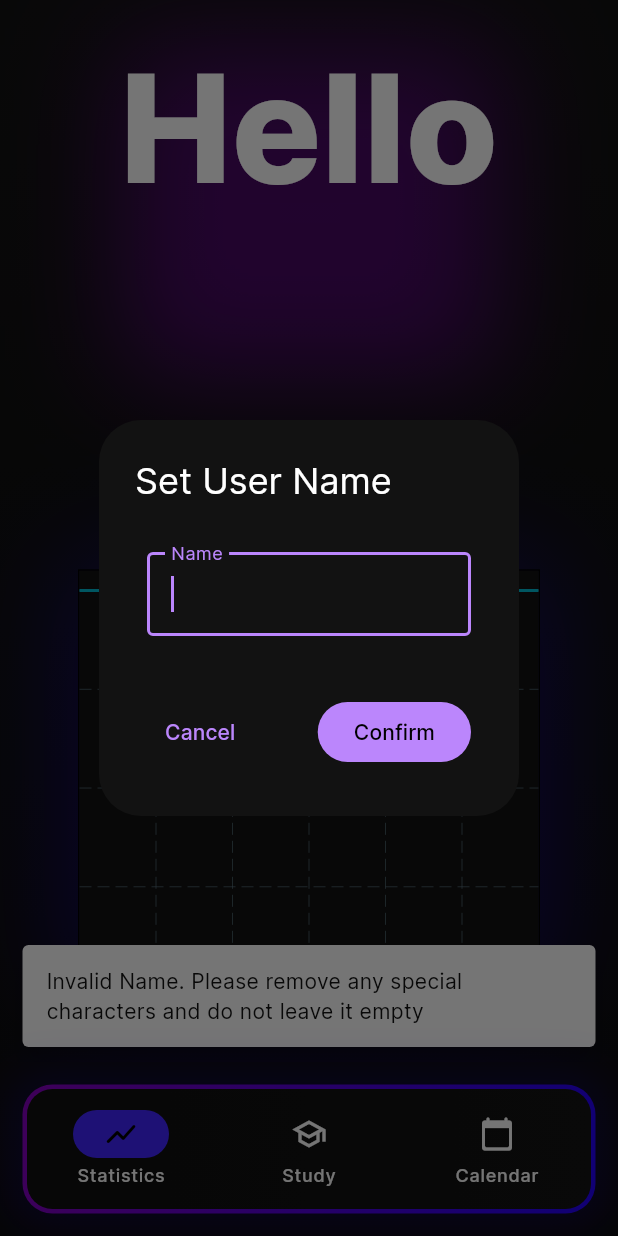
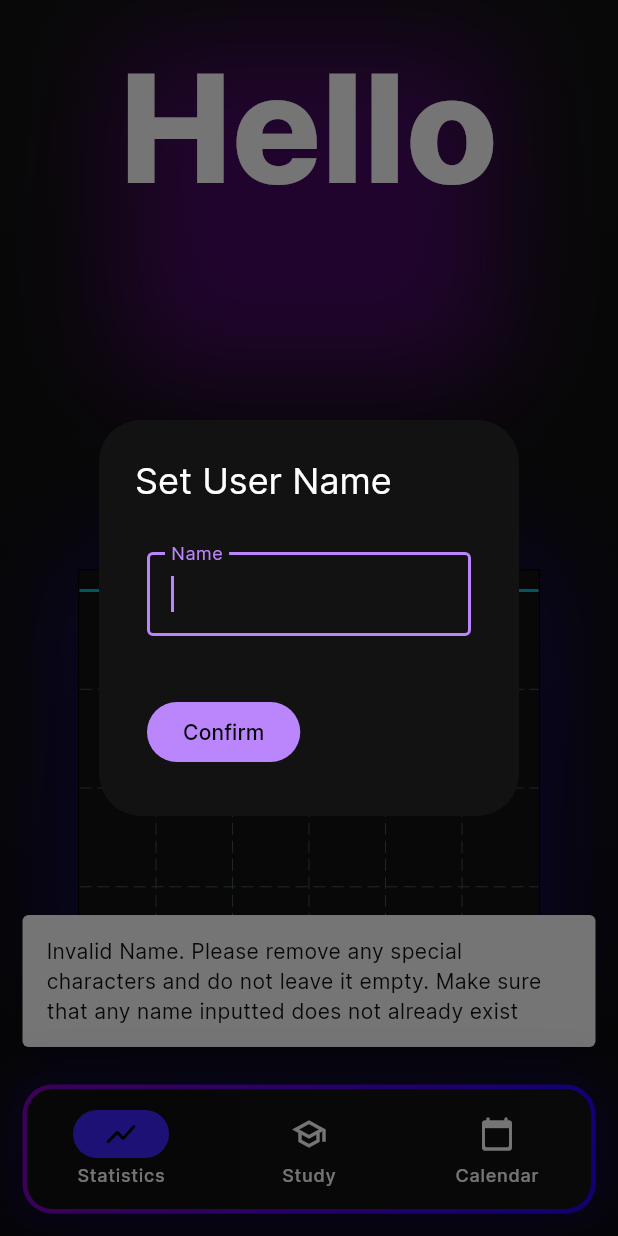
Before and after one commit to fedqq/Flutter-Study-App, a Flutter app: the screen it shows after launch, after a tap on "Confirm", on a phone screen of 412 x 824 dp. Run offline on Flutter 3.47's test engine with Material 3 defaults, Android fonts, the phone set to English and light mode, and no system bars; drawn by our look-alikes of fl_chart; our stand-ins replace file_picker, share_plus, shared_preferences; missing offline and left inert: confirm_dialog, flutter_material_color_picker, fuzzywuzzy, latext.

Commit message:
Started tests, fixed data saving

```diff
--- /dev/null
+++ b/devtools_options.yaml
@@ -0,0 +1 @@
+extensions:
--- a/lib/main.dart
+++ b/lib/main.dart
@@ -61,17 +61,19 @@
 
   @override
   void dispose() {
-    WidgetsBinding.instance.removeObserver(this);
     SaveDataManager.saveData(subjects, tasks, completedTasks);
     StudyStatistics.save();
+
+    WidgetsBinding.instance.removeObserver(this);
     super.dispose();
   }
 
   @override
   void initState() {
     loadData();
+
+    WidgetsBinding.instance.addObserver(this);
     super.initState();
-    WidgetsBinding.instance.addObserver(this);
   }
 
   void loadData() async {
--- a/lib/pages/splash_screen.dart
+++ b/lib/pages/splash_screen.dart
@@ -28,7 +28,10 @@
   void pushMain(BuildContext context) {
     Future.delayed(
       Durations.long1,
-      () => Navigator.pushReplacement(
+      () {
+        Navigator.pop(context);
+
+        return Navigator.push(
           context,
           PageRouteBuilder(
             transitionDuration: Durations.extralong3,
@@ -49,7 +52,8 @@
             },
             pageBuilder: (_, __, ___) => const NavigationPage(title: 'Study Help App'),
           ),
-      ),
+        );
+      },
     );
   }
 
--- a/lib/pages/stats_page.dart
+++ b/lib/pages/stats_page.dart
@@ -19,6 +19,8 @@
   bool showingNameInput = false;
   late AnimationController controller;
   late Animation<double> animation;
+
+  ExFabController exFabController = ExFabController();
 
   @override
   void dispose() {
@@ -50,7 +52,15 @@
   }
 
   void editUserName() async {
-    String name = await singleInputDialog(context, 'Change Username', InputType(name: 'Username')) ?? '';
+    String name = await singleInputDialog(
+          context,
+          'Change Username',
+          InputType(
+            name: 'Username',
+            initialValue: StudyStatistics.userName,
+          ),
+        ) ??
+        '';
     if (name == '') return;
     setState(() {
       StudyStatistics.userName = name;
@@ -59,9 +69,12 @@
 
   @override
   Widget build(BuildContext context) {
-    WidgetsBinding.instance.addPostFrameCallback((_) {
+    WidgetsBinding.instance.addPostFrameCallback(
+      (_) {
+        Future.delayed(
+          Durations.extralong1,
+          () async {
             if (StudyStatistics.userName == '') {
-        Future.delayed(Durations.extralong1, () async {
               if (showingNameInput) return;
 
               showingNameInput = true;
@@ -70,13 +83,21 @@
               String name = await res ?? '';
               setState(() => StudyStatistics.userName = name);
               showingNameInput = false;
-        });
             }
-    });
+          },
+        );
+      },
+    );
 
     controller.forward();
 
-    ExFabController exFabController = ExFabController();
+    ExpandableFab fab = ExpandableFab(
+      controller: exFabController,
+      children: [
+        ActionButton(onPressed: editUserName, icon: const Icon(Icons.person_rounded)),
+        ActionButton(onPressed: setDailyGoal, icon: const Icon(Icons.flag_rounded)),
+      ],
+    );
 
     return SafeArea(
       child: GestureDetector(
@@ -84,13 +105,7 @@
         child: Scaffold(
           extendBodyBehindAppBar: true,
           backgroundColor: Colors.transparent,
-          floatingActionButton: ExpandableFab(
-            controller: exFabController,
-            children: [
-              ActionButton(onPressed: editUserName, icon: const Icon(Icons.person_rounded)),
-              ActionButton(onPressed: setDailyGoal, icon: const Icon(Icons.flag_rounded)),
-            ],
-          ),
+          floatingActionButton: fab,
           body: Column(
             children: [
               AnimatedBuilder(
--- a/lib/states/flashcard.dart
+++ b/lib/states/flashcard.dart
@@ -1,3 +1,5 @@
+import 'dart:developer' as developer;
+
 class FlashCard {
   late String name;
   late String meaning;
@@ -6,10 +8,11 @@
   FlashCard(this.name, this.meaning, this.learned);
 
   @override
-  String toString() => '$name<>$meaning<>${learned.toString()}}';
+  String toString() => '$name<>$meaning<>${learned.toString()}';
 
   static FlashCard fromString(String str) {
     var split = str.split('<>');
+    developer.log(split.toString());
 
     return FlashCard(split[0], split[1], bool.parse(split[2]));
   }
--- a/lib/states/subject.dart
+++ b/lib/states/subject.dart
@@ -1,5 +1,8 @@
 import "package:flutter/material.dart";
 import "package:flutter_application_1/states/topic.dart";
+
+// ignore: unused_import
+import 'dart:developer' as developer;
 
 class Subject {
   String name = 'Default';
@@ -15,7 +18,7 @@
   @override
   String toString() {
     String ret = '${name}__${color.value}///';
-    if (topics.isEmpty) {
+    if (topics.isNotEmpty) {
       for (Topic topic in topics) {
         ret += '${topic.toString()}]';
       }
@@ -31,6 +34,7 @@
     String name;
     String color;
     [name, color] = nameStr.split('__');
+
     if (topicsStr.isEmpty) return Subject(name, Color(int.parse(color)));
     List<String> topicsData = topicsStr.split(']');
     List<Topic> topics = List.generate(topicsData.length - 1, (i) => Topic.fromString(topicsData[i]));
--- /dev/null
+++ b/lib/states/test.dart
@@ -0,0 +1,13 @@
+class TestCard {
+  String meaning;
+  String name;
+  String origin;
+
+  TestCard(this.name, this.meaning, this.origin);
+}
+
+class Test {
+  Map<TestCard, bool> cards;
+
+  Test(this.cards);
+}
--- a/lib/states/topic.dart
+++ b/lib/states/topic.dart
@@ -27,8 +27,7 @@
 
     String name = split[0];
     Topic finalTopic = Topic(name);
-    String cards = split[1];
-    if (cards != '') {
+    if (split.length != 1) {
       List<String> cards = split[1].split(';');
       for (String cardString in cards) {
         finalTopic.addCard(FlashCard.fromString(cardString));
--- a/lib/utils/expandable_fab.dart
+++ b/lib/utils/expandable_fab.dart
@@ -1,3 +1,6 @@
+// ignore: unused_import
+import 'dart:developer' as developer;
+
 import 'package:flutter/material.dart';
 import 'package:flutter_application_1/utils/gradient_widgets.dart';
 
@@ -8,7 +11,6 @@
   late void Function(bool) updateState;
   void close() {
     open = false;
-
     updateState(open);
   }
 
@@ -58,10 +60,11 @@
 
   @override
   void initState() {
+    if (widget.controller != null) {
+      widget.controller!.setCallback(set);
+    }
+
     super.initState();
-    if (widget.controller != null) {
-      widget.controller?.setCallback(set);
-    }
     _open = false;
     _controller = AnimationController(
       value: _open ? 1.0 : 0.0,
--- a/lib/utils/input_dialogs.dart
+++ b/lib/utils/input_dialogs.dart
@@ -127,7 +127,7 @@
                   if (!(validFirst && validSecond)) {
                     simpleSnackBar(
                       context,
-                      'Invalid ${!validFirst ? first.name : second.name}. Please remove any special characters and do not leave it empty',
+                      'Invalid ${!validFirst ? first.name : second.name}. Please remove any special characters and do not leave it empty. Make sure that any name inputted does not already exist',
                     );
 
                     return;
@@ -212,7 +212,12 @@
     await showDialog<DialogResult>(
       context: context,
       barrierDismissible: false,
-      builder: (context) => DoubleInputDialog(title: title, first: first, second: second),
+      builder: (context) => DoubleInputDialog(
+        title: title,
+        first: first,
+        second: second,
+        cancellable: cancellable,
+      ),
     );
 
 Future<Color?> showColorPicker(BuildContext context, Color color) async {
--- a/lib/widgets/topic_card.dart
+++ b/lib/widgets/topic_card.dart
@@ -26,6 +26,16 @@
     setState(() {
       widget.topic.name = newName;
     });
+  }
+
+  bool checkExistingTerm(String name) {
+    for (FlashCard card in widget.topic.cards) {
+      if (card.name == name) {
+        return false;
+      }
+    }
+
+    return true;
   }
 
   void studyTopic(Topic topic) => Navigator.push(
@@ -67,7 +77,7 @@
     DialogResult result = await doubleInputDialog(
           context,
           'Create New Card',
-          InputType(name: 'Name'),
+          InputType(name: 'Name', validate: checkExistingTerm),
           InputType(name: 'Meaning', nullable: false, latex: true),
           cancellable: true,
         ) ??
--- a/pubspec.yaml
+++ b/pubspec.yaml
@@ -41,6 +41,7 @@
   file_selector: ^1.0.3
   latext: ^0.4.0
   url_launcher: ^6.2.6
+  fuzzywuzzy: ^1.1.6
 
 dev_dependencies:
   flutter_test:
```
Also changed, not shown: lib/pages/results_page.dart (added, +46 -0 lines), lib/pages/subjects_page.dart (+43 -11 lines), lib/pages/test_page.dart (added, +55 -0 lines), lib/widgets/subject_option_menu.dart (+14 -7 lines), lib/widgets/test_input.dart (added, +34 -0 lines), lib/state_managers/data_manager.dart (line endings or trailing spaces), pubspec.lock. Lines whose indentation alone changed are shown as unchanged.
